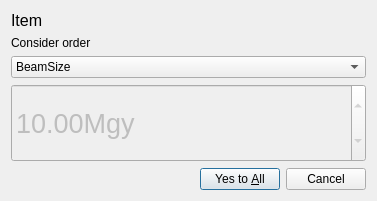
First picture: the form in UI/DoseApply.ui, repository light911/TPS07A-Meshbest, before the edit.
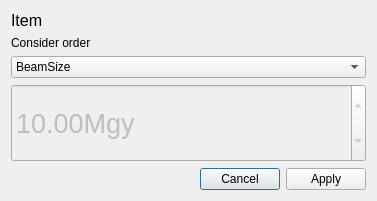
Second picture: the form after the edit.

What changed in the file:
```diff
--- a/UI/DoseApply.ui
+++ b/UI/DoseApply.ui
@@ -103,7 +103,10 @@
       <enum>Qt::Horizontal</enum>
      </property>
      <property name="standardButtons">
-      <set>QDialogButtonBox::Cancel|QDialogButtonBox::YesToAll</set>
+      <set>QDialogButtonBox::Apply|QDialogButtonBox::Cancel</set>
+     </property>
+     <property name="centerButtons">
+      <bool>false</bool>
      </property>
     </widget>
    </item>
```
